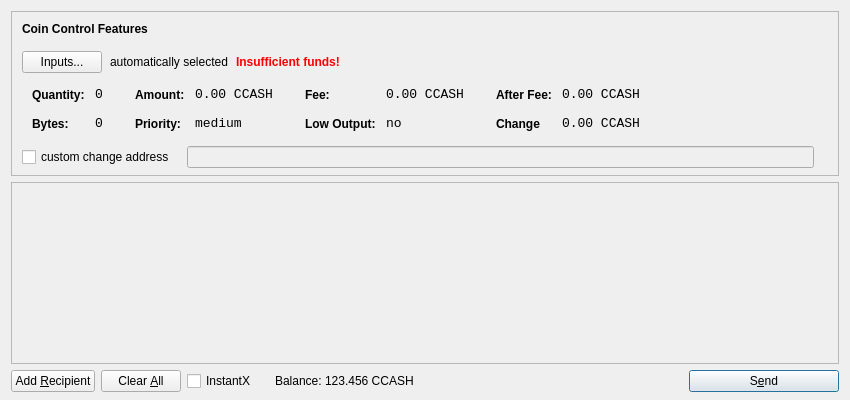
First picture: the form in src/qt/forms/sendcoinsdialog.ui, repository FrankygoestoHollywood/CampusCash_Core, before the edit.
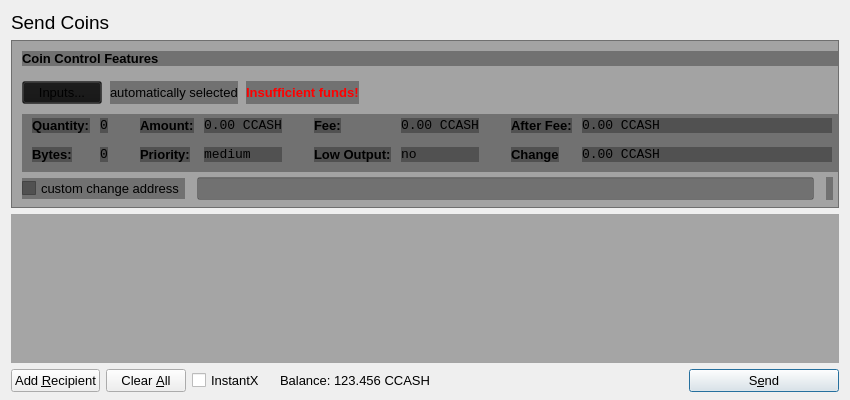
Second picture: the form after the edit. Icons and pictures are not drawn.

Diff of the .ui file:
```diff
--- a/src/qt/forms/sendcoinsdialog.ui
+++ b/src/qt/forms/sendcoinsdialog.ui
@@ -16,10 +16,22 @@
   <property name="styleSheet">
    <string notr="true"/>
   </property>
-  <layout class="QVBoxLayout" name="verticalLayout" stretch="0,1,0">
+  <layout class="QVBoxLayout" name="verticalLayout" stretch="0,0,1,0">
    <property name="bottomMargin">
     <number>8</number>
    </property>
+   <item>
+    <widget class="QLabel" name="label_2">
+     <property name="font">
+      <font>
+       <pointsize>14</pointsize>
+      </font>
+     </property>
+     <property name="text">
+      <string>Send Coins</string>
+     </property>
+    </widget>
+   </item>
    <item>
     <widget class="QFrame" name="frameCoinControl">
      <property name="sizePolicy">
@@ -34,6 +46,11 @@
        <height>16777215</height>
       </size>
      </property>
+     <property name="styleSheet">
+      <string notr="true">background: transparent;
+background-color: rgb(20, 20, 20, 0.35);
+</string>
+     </property>
      <property name="frameShape">
       <enum>QFrame::StyledPanel</enum>
      </property>
@@ -82,6 +99,7 @@
             </property>
             <property name="font">
              <font>
+              <pointsize>10</pointsize>
               <weight>75</weight>
               <bold>true</bold>
              </font>
@@ -106,6 +124,11 @@
           </property>
           <item>
            <widget class="QPushButton" name="pushButtonCoinControl">
+            <property name="font">
+             <font>
+              <pointsize>10</pointsize>
+             </font>
+            </property>
             <property name="styleSheet">
              <string notr="true"/>
             </property>
@@ -116,6 +139,11 @@
           </item>
           <item>
            <widget class="QLabel" name="labelCoinControlAutomaticallySelected">
+            <property name="font">
+             <font>
+              <pointsize>10</pointsize>
+             </font>
+            </property>
             <property name="text">
              <string>automatically selected</string>
             </property>
@@ -128,6 +156,7 @@
            <widget class="QLabel" name="labelCoinControlInsuffFunds">
             <property name="font">
              <font>
+              <pointsize>10</pointsize>
               <weight>75</weight>
               <bold>true</bold>
              </font>
@@ -218,6 +247,13 @@
                </property>
                <item row="0" column="0">
                 <widget class="QLabel" name="labelCoinControlQuantityText">
+                 <property name="font">
+                  <font>
+                   <pointsize>10</pointsize>
+                   <weight>75</weight>
+                   <bold>true</bold>
+                  </font>
+                 </property>
                  <property name="styleSheet">
                   <string notr="true">font-weight:bold;</string>
                  </property>
@@ -256,6 +292,13 @@
                </item>
                <item row="1" column="0">
                 <widget class="QLabel" name="labelCoinControlBytesText">
+                 <property name="font">
+                  <font>
+                   <pointsize>10</pointsize>
+                   <weight>75</weight>
+                   <bold>true</bold>
+                  </font>
+                 </property>
                  <property name="styleSheet">
                   <string notr="true">font-weight:bold;</string>
                  </property>
@@ -307,6 +350,13 @@
                </property>
                <item row="0" column="0">
                 <widget class="QLabel" name="labelCoinControlAmountText">
+                 <property name="font">
+                  <font>
+                   <pointsize>10</pointsize>
+                   <weight>75</weight>
+                   <bold>true</bold>
+                  </font>
+                 </property>
                  <property name="styleSheet">
                   <string notr="true">font-weight:bold;</string>
                  </property>
@@ -342,6 +392,13 @@
                </item>
                <item row="1" column="0">
                 <widget class="QLabel" name="labelCoinControlPriorityText">
+                 <property name="font">
+                  <font>
+                   <pointsize>10</pointsize>
+                   <weight>75</weight>
+                   <bold>true</bold>
+                  </font>
+                 </property>
                  <property name="styleSheet">
                   <string notr="true">font-weight:bold;</string>
                  </property>
@@ -393,6 +450,13 @@
                </property>
                <item row="0" column="0">
                 <widget class="QLabel" name="labelCoinControlFeeText">
+                 <property name="font">
+                  <font>
+                   <pointsize>10</pointsize>
+                   <weight>75</weight>
+                   <bold>true</bold>
+                  </font>
+                 </property>
                  <property name="styleSheet">
                   <string notr="true">font-weight:bold;</string>
                  </property>
@@ -428,6 +492,13 @@
                </item>
                <item row="1" column="0">
                 <widget class="QLabel" name="labelCoinControlLowOutputText">
+                 <property name="font">
+                  <font>
+                   <pointsize>10</pointsize>
+                   <weight>75</weight>
+                   <bold>true</bold>
+                  </font>
+                 </property>
                  <property name="styleSheet">
                   <string notr="true">font-weight:bold;</string>
                  </property>
@@ -479,6 +550,13 @@
                </property>
                <item row="0" column="0">
                 <widget class="QLabel" name="labelCoinControlAfterFeeText">
+                 <property name="font">
+                  <font>
+                   <pointsize>10</pointsize>
+                   <weight>75</weight>
+                   <bold>true</bold>
+                  </font>
+                 </property>
                  <property name="styleSheet">
                   <string notr="true">font-weight:bold;</string>
                  </property>
@@ -514,6 +592,13 @@
                </item>
                <item row="1" column="0">
                 <widget class="QLabel" name="labelCoinControlChangeText">
+                 <property name="font">
+                  <font>
+                   <pointsize>10</pointsize>
+                   <weight>75</weight>
+                   <bold>true</bold>
+                  </font>
+                 </property>
                  <property name="styleSheet">
                   <string notr="true">font-weight:bold;</string>
                  </property>
@@ -567,6 +652,11 @@
           </property>
           <item>
            <widget class="QCheckBox" name="checkBoxCoinControlChange">
+            <property name="font">
+             <font>
+              <pointsize>10</pointsize>
+             </font>
+            </property>
             <property name="text">
              <string>custom change address</string>
             </property>
@@ -583,6 +673,11 @@
               <verstretch>0</verstretch>
              </sizepolicy>
             </property>
+            <property name="font">
+             <font>
+              <pointsize>10</pointsize>
+             </font>
+            </property>
            </widget>
           </item>
           <item>
@@ -629,6 +724,11 @@
    </item>
    <item>
     <widget class="QScrollArea" name="scrollArea">
+     <property name="styleSheet">
+      <string notr="true">background: transparent;
+background-color: rgb(20, 20, 20, 0.19);
+</string>
+     </property>
      <property name="widgetResizable">
       <bool>true</bool>
      </property>
@@ -638,7 +738,7 @@
         <x>0</x>
         <y>0</y>
         <width>830</width>
-        <height>170</height>
+        <height>133</height>
        </rect>
       </property>
       <layout class="QVBoxLayout" name="verticalLayout_2">
@@ -682,6 +782,11 @@
     <layout class="QHBoxLayout" name="horizontalLayout">
      <item>
       <widget class="QPushButton" name="addButton">
+       <property name="font">
+        <font>
+         <pointsize>10</pointsize>
+        </font>
+       </property>
        <property name="toolTip">
         <string>Send to multiple recipients at once</string>
        </property>
@@ -701,6 +806,11 @@
          <verstretch>0</verstretch>
         </sizepolicy>
        </property>
+       <property name="font">
+        <font>
+         <pointsize>10</pointsize>
+        </font>
+       </property>
        <property name="toolTip">
         <string>Remove all transaction fields</string>
        </property>
@@ -731,6 +841,14 @@
            <height>0</height>
           </size>
          </property>
+         <property name="font">
+          <font>
+           <pointsize>10</pointsize>
+          </font>
+         </property>
+         <property name="styleSheet">
+          <string notr="true"/>
+         </property>
          <property name="text">
           <string>InstantX</string>
          </property>
@@ -744,6 +862,14 @@
            <verstretch>0</verstretch>
           </sizepolicy>
          </property>
+         <property name="font">
+          <font>
+           <pointsize>10</pointsize>
+          </font>
+         </property>
+         <property name="styleSheet">
+          <string notr="true"/>
+         </property>
          <property name="text">
           <string>Balance:</string>
          </property>
@@ -757,9 +883,17 @@
            <verstretch>0</verstretch>
           </sizepolicy>
          </property>
+         <property name="font">
+          <font>
+           <pointsize>10</pointsize>
+          </font>
+         </property>
          <property name="cursor">
           <cursorShape>IBeamCursor</cursorShape>
          </property>
+         <property name="styleSheet">
+          <string notr="true"/>
+         </property>
          <property name="text">
           <string>123.456 CCASH</string>
          </property>
@@ -791,6 +925,11 @@
          <height>0</height>
         </size>
        </property>
+       <property name="font">
+        <font>
+         <pointsize>10</pointsize>
+        </font>
+       </property>
        <property name="toolTip">
         <string>Confirm the send action</string>
        </property>
```
